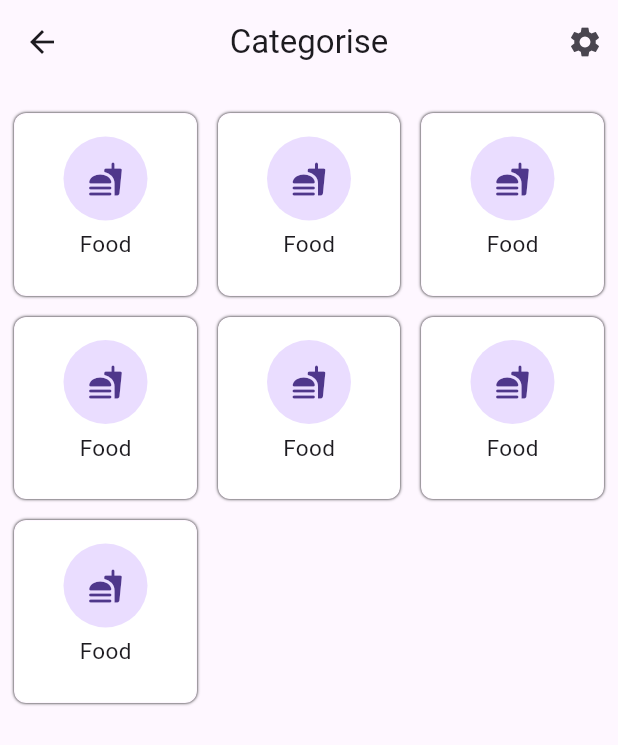
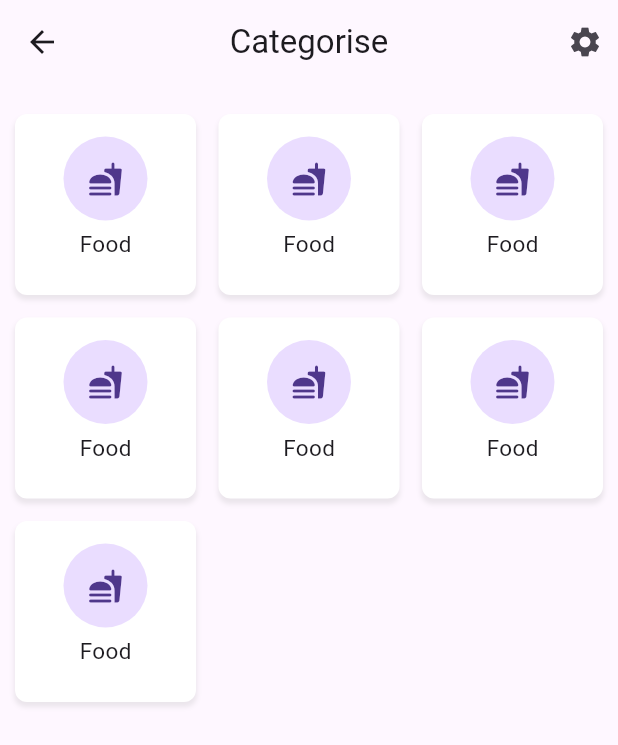
Before and after one commit to yasser-osamaa/depi-ecommerce-task, a Flutter app: the screen it shows after launch, after a tap on the "arrow forward ios" icon, on a phone screen of 412 x 824 dp. Shown: the top 745 px of the screen. Run offline on Flutter 3.47's test engine with Material 3 defaults, Android fonts, the phone set to English and light mode, and no system bars.

Commit message:
edit feture card

```diff
--- a/lib/categories_menu/widgets/categorie_big_item.dart
+++ b/lib/categories_menu/widgets/categorie_big_item.dart
@@ -25,10 +25,10 @@ class CategorcieBigItem extends StatelessWidget {
           color: Colors.white,
           boxShadow: [
             BoxShadow(
-              color: Colors.black,
+              color: Colors.grey.withValues(alpha: .2),
               spreadRadius: .2,
-              blurRadius: 1,
-              blurStyle: BlurStyle.outer,
+              blurRadius: 2,
+              offset: Offset(0, 3),
             ),
           ],
         ),
--- a/lib/home/widgets/feture_product_widget.dart
+++ b/lib/home/widgets/feture_product_widget.dart
@@ -18,81 +18,98 @@ class FetureProductWidget extends StatelessWidget {
         );
       },
       child: Container(
-        padding: EdgeInsets.all(10),
         width: 180,
         decoration: BoxDecoration(
+          color: Colors.white,
+          borderRadius: BorderRadius.circular(15),
           boxShadow: [
             BoxShadow(
-              color: Colors.black,
-              spreadRadius: .2,
-              blurRadius: .5,
-              blurStyle: BlurStyle.outer,
+              color: Colors.grey.withValues(alpha: .2),
+              spreadRadius: 2,
+              blurRadius: 5,
+              offset: Offset(0, 3), // moves shadow down a bit
             ),
           ],
-          color: Colors.white24,
-          borderRadius: BorderRadius.circular(5),
         ),
         child: Column(
           mainAxisAlignment: MainAxisAlignment.spaceEvenly,
           children: [
             Align(
-              alignment: Alignment.centerRight,
-              child: Icon(
-                Icons.favorite,
-                color: Colors.red,
+              alignment: Alignment.topRight,
+              child: Padding(
+                padding: const EdgeInsets.all(8.0),
+                child: Icon(Icons.favorite, color: Colors.red),
               ),
             ),
-            Image.asset(
+            Center(
+              child: Image.asset(
                 "assets/peach.jpeg",
-              height: 150,
+                height: 120,
               ),
-            Text(
+            ),
+            SizedBox(
+              height: 10,
+            ),
+            Padding(
+              padding: const EdgeInsets.symmetric(horizontal: 8.0),
+              child: Column(
+                crossAxisAlignment: CrossAxisAlignment.start,
+                children: [
+                  Align(
+                    alignment: Alignment.center,
+                    child: Text(
                       "\$9.00",
                       style: TextStyle(
-                fontSize: 15,
+                        fontSize: 16,
                         color: Colors.green,
-                fontWeight: FontWeight.w400,
+                        fontWeight: FontWeight.bold,
                       ),
                     ),
-            Text(
+                  ),
+                  Align(
+                    alignment: Alignment.center,
+                    child: Text(
                       "Fresh peach",
                       style: TextStyle(
                         fontSize: 18,
-                color: Colors.black,
-                fontWeight: FontWeight.bold,
+                        fontWeight: FontWeight.w600,
                       ),
                     ),
-            Text(
-              "dazen",
+                  ),
+                  Align(
+                    alignment: Alignment.center,
+                    child: Text(
+                      "dozen",
                       style: TextStyle(
-                fontSize: 17,
-                color: Colors.black,
-                fontWeight: FontWeight.w400,
+                        fontSize: 16,
+                        color: Colors.grey,
                       ),
                     ),
+                  ),
+                ],
+              ),
+            ),
+
             Divider(),
-            Row(
+            InkWell(
+              onTap: () {},
+              child: Padding(
+                padding: const EdgeInsets.symmetric(vertical: 8.0),
+                child: Row(
                   mainAxisAlignment: MainAxisAlignment.center,
                   children: [
-                Icon(
-                  Icons.add_business_sharp,
-                  color: Colors.green,
-                ),
-                SizedBox(
-                  width: 3,
-                ),
+                    Icon(Icons.add, color: Colors.green),
+                    SizedBox(width: 5),
                     Text(
                       "Add to cart",
                       style: TextStyle(
-                    fontSize: 17,
-                    color: Colors.black,
+                        fontSize: 18,
                         fontWeight: FontWeight.w600,
                       ),
                     ),
                   ],
                 ),
-            SizedBox(
-              height: 10,
+              ),
             ),
           ],
         ),
```
Lines whose indentation alone changed are shown as unchanged.
